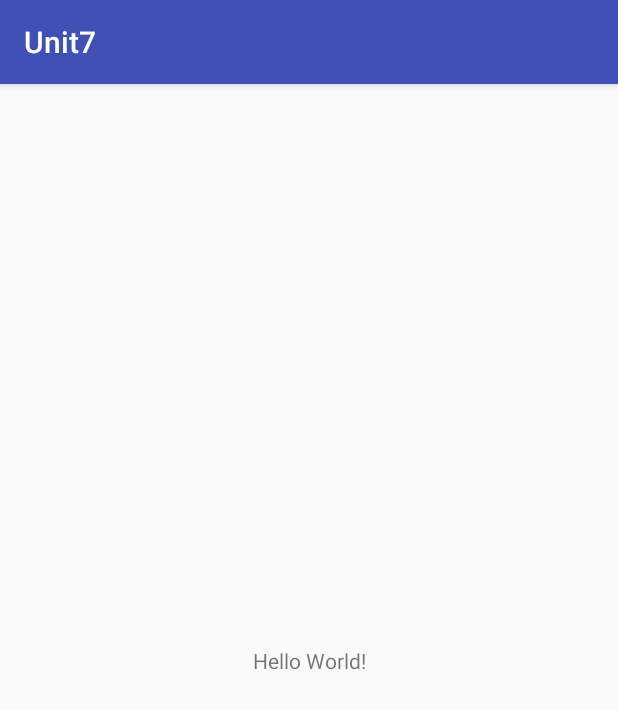
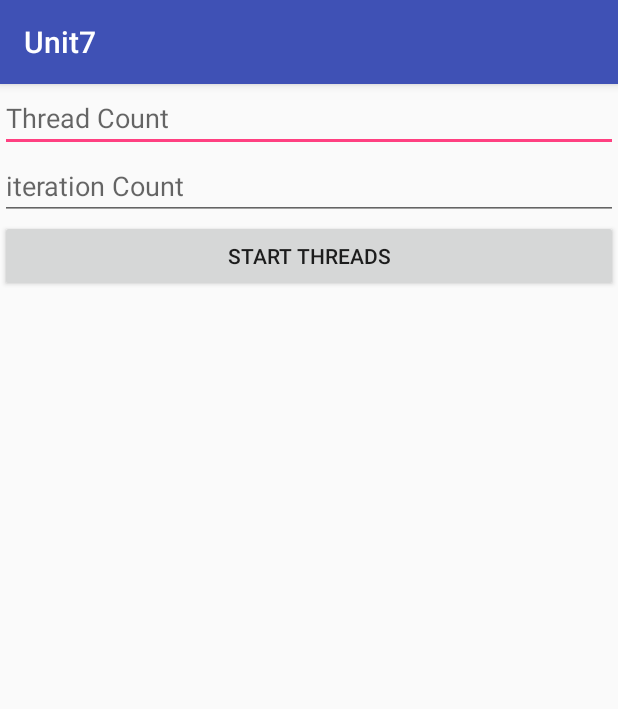
Before and after one commit to 309464462/android_c, an Android app: the screen it shows after launch (MainActivity), on a phone screen of 412 x 824 dp. Shown: the top 709 px of the screen. Run offline under Robolectric (Android 15) with nearby library versions, the phone set to English and light mode, and no system bars; our stand-ins replace ButterKnife; 2 statements that could not run were skipped.

Commit message:
java线程调用原生的接口处理

```diff
--- a/Unit7/app/src/main/java/com/example/elvin/unit7/MainActivity.java
+++ b/Unit7/app/src/main/java/com/example/elvin/unit7/MainActivity.java
@@ -1,13 +1,120 @@
 package com.example.elvin.unit7;
 
+import android.os.Bundle;
+import android.support.annotation.IntegerRes;
 import android.support.v7.app.AppCompatActivity;
-import android.os.Bundle;
+import android.view.View;
+import android.widget.Button;
+import android.widget.EditText;
+import android.widget.ScrollView;
+import android.widget.TextView;
+
+import com.example.elvin.unit7.UIinterface.Ilogshwo;
+import com.example.elvin.unit7.jni.JniOperatiton;
+
+import butterknife.BindView;
+import butterknife.ButterKnife;
+import butterknife.OnClick;
 
 public class MainActivity extends AppCompatActivity {
+
+    @BindView(R.id.etThread)
+    EditText etThread;
+    @BindView(R.id.etIteration)
+    EditText etIteration;
+    @BindView(R.id.tvClick)
+    Button tvClick;
+    @BindView(R.id.log_view)
+    TextView logView;
+    @BindView(R.id.scrollView)
+    ScrollView scrollView;
+
+    private JniOperatiton jni;
 
     @Override
     protected void onCreate(Bundle savedInstanceState) {
         super.onCreate(savedInstanceState);
         setContentView(R.layout.activity_main);
+        ButterKnife.bind(this);
+        initdata();
+    }
+
+    private void initdata() {
+        jni = new JniOperatiton(logs);
+        //初始化原生代码
+        jni.nativeInt();
+
+    }
+
+    private Ilogshwo logs = new Ilogshwo(){
+
+        @Override
+        public void refreshlog(final String str) {
+            runOnUiThread(new Runnable() {
+                @Override
+                public void run() {
+                    logView.append(str);
+                    logView.append("\n");
+                }
+            });
+        }
+    };
+
+    @Override
+    protected void onDestroy() {
+        //释放原生资源
+        jni.nativeFree();
+        super.onDestroy();
+    }
+
+
+
+    @OnClick(R.id.tvClick)
+    public void OnClick(View view) {
+        int id = view.getId();
+        switch (id) {
+            case R.id.tvClick:
+                int threads = getNumber(etThread,0);
+                int iteration = getNumber(etIteration,0);
+                if(threads > 0 && iteration > 0){
+                    startThreads(threads,iteration);
+                }
+                break;
+            default:
+                break;
+        }
+    }
+
+    /*
+    * 在原生代码中利用多线程的好处的最简单方法就是使用Java线程。可以在java空间用纯Java代码创建java.lang.Thread 实例，并在其上下文中调用方法，
+    * 这种方法的主要优点是不要原生代码做任何修改
+    * */
+    private void startThreads(int threads,final  int iteration) {
+        javaThread(threads,iteration);
+    }
+
+    private void javaThread(int threads,final int iterations){
+        for(int i =0;i < threads;i++){
+            final int id =i;
+            Thread thread = new Thread(){
+                @Override
+                public void run() {
+                    jni.nativeWorker(id,iterations);
+                }
+            };
+            thread.start();
+        }
+    }
+
+
+
+    public int getNumber(EditText et,int defaultNumber){
+        int value;
+        try{
+            value = Integer.parseInt(et.getText().toString());
+        }catch (NumberFormatException e){
+            value = defaultNumber;
+        }
+        return value;
     }
 }
--- /dev/null
+++ b/Unit7/app/src/main/java/com/example/elvin/unit7/UIinterface/Ilogshwo.java
@@ -0,0 +1,9 @@
+package com.example.elvin.unit7.UIinterface;
+
+/**
+ * Created by elvin on 2017/8/31.
+ */
+
+public interface Ilogshwo {
+    public void refreshlog(String str);
+}
--- a/Unit7/app/src/main/java/com/example/elvin/unit7/jni/JniOperatiton.java
+++ b/Unit7/app/src/main/java/com/example/elvin/unit7/jni/JniOperatiton.java
@@ -1,4 +1,10 @@
 package com.example.elvin.unit7.jni;
+
+import android.app.Activity;
+
+import com.example.elvin.unit7.MainActivity;
+import com.example.elvin.unit7.UIinterface.Ilogshwo;
+
 
 /**
  * Created by elvin on 2017/8/31.
@@ -9,7 +15,20 @@ public class JniOperatiton {
         System.loadLibrary("native");
     }
 
+    private Ilogshwo loglisten;
+
+    public JniOperatiton(Ilogshwo logs) {
+        loglisten = logs;
+    }
+
+    /*
+   * 这个接口由原生代码调用
+   * */
+    private void onNativeMessage(String message){
+        loglisten.refreshlog(message);
+    }
+
     public native void nativeInt();
     public native void nativeFree();
-    public native void nativeWorker(int num);
+    public native void nativeWorker(int id,int iterrations);
 }
--- a/Unit7/app/src/main/res/layout/activity_main.xml
+++ b/Unit7/app/src/main/res/layout/activity_main.xml
@@ -1,18 +1,40 @@
 <?xml version="1.0" encoding="utf-8"?>
-<android.support.constraint.ConstraintLayout xmlns:android="http://schemas.android.com/apk/res/android"
-    xmlns:app="http://schemas.android.com/apk/res-auto"
+<LinearLayout
+    xmlns:android="http://schemas.android.com/apk/res/android"
     xmlns:tools="http://schemas.android.com/tools"
     android:layout_width="match_parent"
     android:layout_height="match_parent"
+    android:orientation="vertical"
     tools:context="com.example.elvin.unit7.MainActivity">
 
-    <TextView
-        android:layout_width="wrap_content"
+    <EditText
+        android:id="@+id/etThread"
+        android:layout_width="match_parent"
         android:layout_height="wrap_content"
-        android:text="Hello World!"
-        app:layout_constraintBottom_toBottomOf="parent"
-        app:layout_constraintLeft_toLeftOf="parent"
-        app:layout_constraintRight_toRightOf="parent"
-        app:layout_constraintTop_toTopOf="parent" />
+        android:ems="10"
+        android:inputType="number"
+        android:hint="Thread Count"/>
+    <EditText
+        android:id="@+id/etIteration"
+        android:layout_width="match_parent"
+        android:layout_height="wrap_content"
+        android:ems="10"
+        android:inputType="number"
+        android:hint="iteration Count"/>
+    <Button
+        android:id="@+id/tvClick"
+        android:layout_width="match_parent"
+        android:layout_height="wrap_content"
+        android:text="Start Threads"/>
+    <ScrollView
+        android:id="@+id/scrollView"
+        android:layout_width="match_parent"
+        android:layout_height="0dp"
+        android:layout_weight="1">
+        <TextView
+            android:id="@+id/log_view"
+            android:layout_width="match_parent"
+            android:layout_height="wrap_content" />
+    </ScrollView>
 
-</android.support.constraint.ConstraintLayout>
+</LinearLayout>
```
Also changed, not shown: 3 other files.
